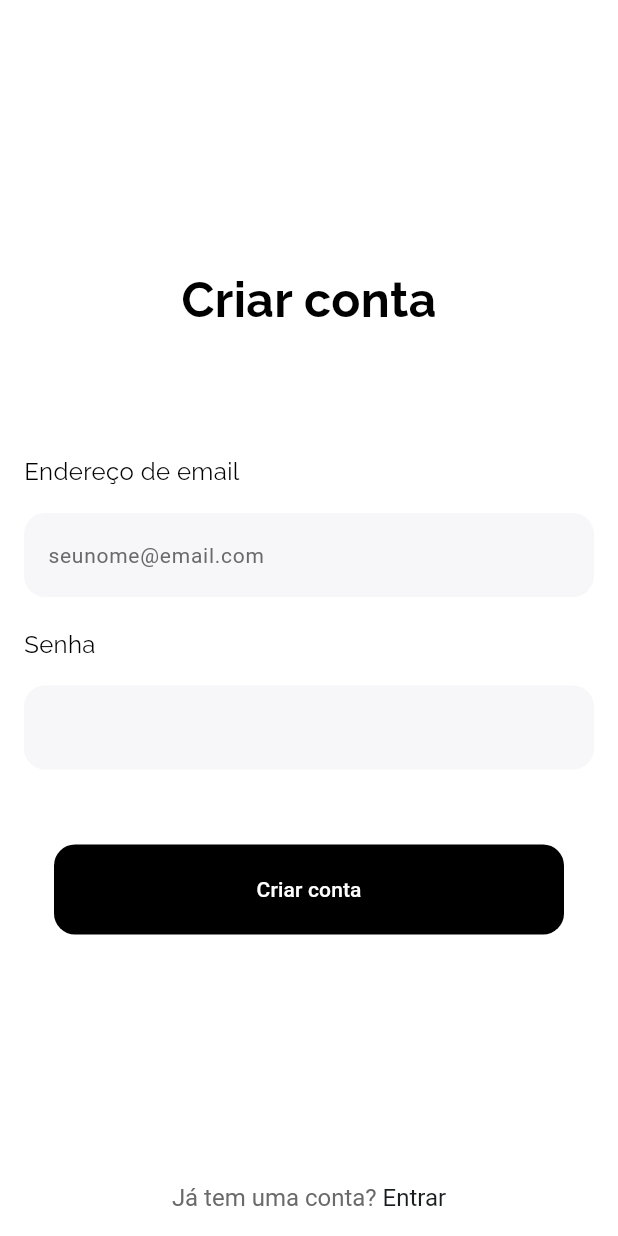
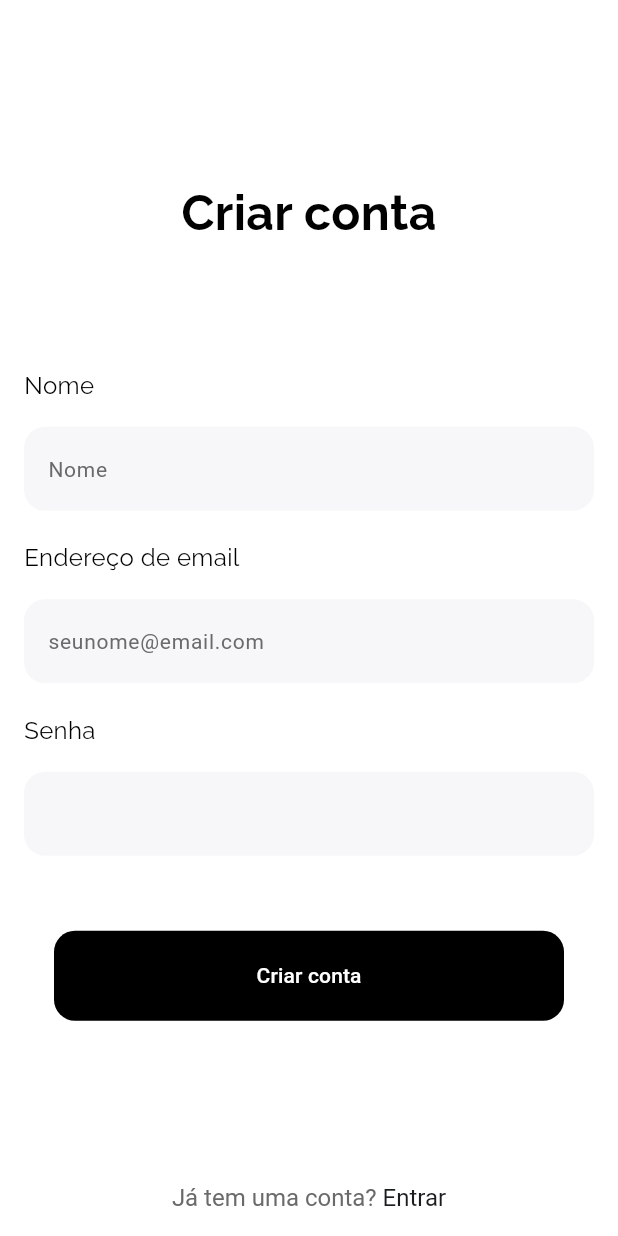
Before and after one commit to luhelenals/task-app, a Flutter app: the Signup screen opened directly, on a phone screen of 412 x 824 dp. Run offline on Flutter 3.47's test engine with Material 3 defaults, Android fonts, the phone set to English and light mode, and no system bars; our stand-ins replace firebase_auth, firebase_core, google_fonts, hive, hive_flutter; accounts and stored records are empty; generated files the repository leaves out were written again.

Commit message:
adicionar nome no cadastro

```diff
--- a/lib/pages/home.dart
+++ b/lib/pages/home.dart
@@ -79,7 +79,7 @@ class _HomeState extends State<Home> {
   }
 
   Widget _buildHeader() {
-    final email = FirebaseAuth.instance.currentUser!.email!;
+    final name = FirebaseAuth.instance.currentUser!.displayName!;
     return Column(
       crossAxisAlignment: CrossAxisAlignment.start,
       children: [
@@ -97,7 +97,7 @@ class _HomeState extends State<Home> {
             ),
             const SizedBox(width: 8),
             Text(
-              email,
+              name,
               style: GoogleFonts.raleway(
                 textStyle: const TextStyle(
                   color: Colors.black,
--- a/lib/pages/signup.dart
+++ b/lib/pages/signup.dart
@@ -8,6 +8,7 @@ import 'package:task_app/utils/button_helper.dart';
 class Signup extends StatelessWidget {
   Signup({super.key});
 
+  final TextEditingController _nameController = TextEditingController();
   final TextEditingController _emailController = TextEditingController();
   final TextEditingController _passwordController = TextEditingController();
 
@@ -43,6 +44,8 @@ class Signup extends StatelessWidget {
                     textAlign: TextAlign.center,
                   ),
                   const SizedBox(height: 80),
+                  _nome(),
+                  const SizedBox(height: 20),
                   _emailAddress(),
                   const SizedBox(height: 20),
                   _password(),
@@ -54,6 +57,43 @@ class Signup extends StatelessWidget {
           ),
         ),
       ),
+    );
+  }
+
+  Widget _nome() {
+    return Column(
+      mainAxisAlignment: MainAxisAlignment.start,
+      crossAxisAlignment: CrossAxisAlignment.start,
+      children: [
+        Text(
+          'Nome',
+          style: GoogleFonts.raleway(
+            textStyle: const TextStyle(
+              color: Colors.black,
+              fontWeight: FontWeight.normal,
+              fontSize: 16
+            )
+          ),
+        ),
+        const SizedBox(height: 16,),
+        TextField(
+          controller: _nameController,
+          decoration: InputDecoration(
+            filled: true,
+            hintText: 'Nome',
+            hintStyle: const TextStyle(
+              color: Color(0xff6A6A6A),
+              fontWeight: FontWeight.normal,
+              fontSize: 14
+            ),
+            fillColor: const Color(0xffF7F7F9) ,
+            border: OutlineInputBorder(
+              borderSide: BorderSide.none,
+              borderRadius: BorderRadius.circular(14)
+            )
+          ),
+        )
+      ],
     );
   }
 
@@ -132,7 +172,8 @@ class Signup extends StatelessWidget {
        await AuthService().signup(
           email: _emailController.text,
           password: _passwordController.text,
-          context: context
+          context: context,
+          name: _nameController.text
         );
       },
       title: "Criar conta"
--- a/lib/services/auth_service.dart
+++ b/lib/services/auth_service.dart
@@ -7,15 +7,25 @@ import 'package:task_app/utils/snackbar_helper.dart';
 class AuthService {
   // Método para criação de conta
   Future<void> signup({
+    required String name,
     required String email,
     required String password,
     required BuildContext context
   }) async {
     try {
-      await FirebaseAuth.instance.createUserWithEmailAndPassword(
+      UserCredential userCredential = await FirebaseAuth.instance.createUserWithEmailAndPassword(
         email: email,
         password: password
       );
+
+      // Atualiza o nome no perfil do Firebase
+      await userCredential.user!.updateDisplayName(name);
+
+      // Recarrega o usuário para garantir que o nome esteja disponível
+      await userCredential.user!.reload();
+
+      // Exibe mensagem ou redireciona
+      showSnackbar(context: context, message: 'Cadastro realizado com sucesso!');
 
       showDialog(
         context: context,
```
